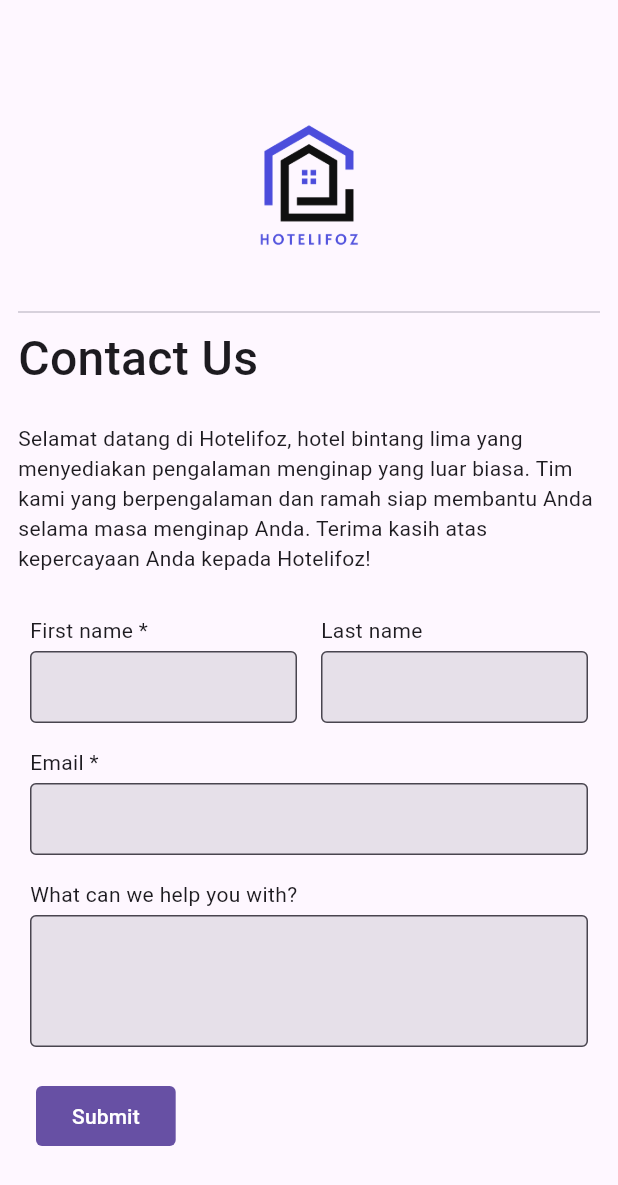
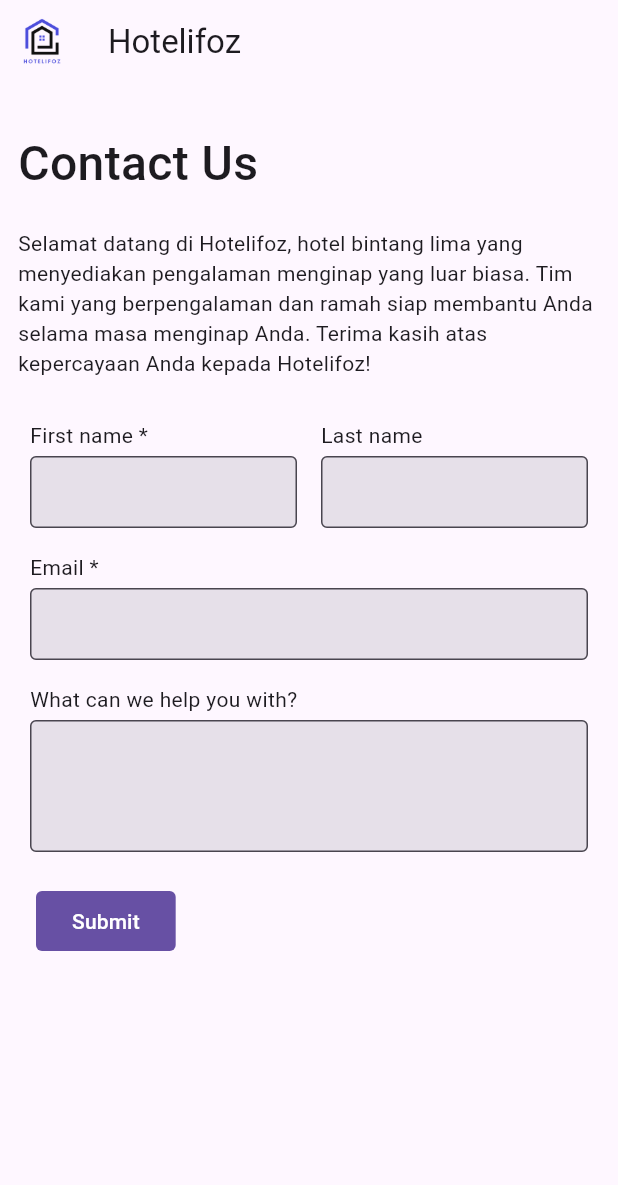
Before and after one commit to fauzan2720/flutter_Fauzan-Abdillah, a Flutter app: the screen it shows after launch, on a phone screen of 412 x 824 dp. Shown: the top 1185 px of the screen. Run offline on Flutter 3.47's test engine with Material 2 defaults, Android fonts, the phone set to English and light mode, and no system bars.

Commit message:
complete code competence 1

```diff
--- /dev/null
+++ b/weekly1/project/lib/core/extensions/double_ext.dart
@@ -0,0 +1,7 @@
+import 'package:flutter/material.dart';
+
+extension DoubleExt on double {
+  SizedBox get width => SizedBox(width: this);
+
+  SizedBox get height => SizedBox(height: this);
+}
--- a/weekly1/project/lib/presentation/pages/contact_page.dart
+++ b/weekly1/project/lib/presentation/pages/contact_page.dart
@@ -1,4 +1,5 @@
 import 'package:flutter/material.dart';
+import 'package:project/core/extensions/double_ext.dart';
 import 'package:project/core/extensions/font_weight_ext.dart';
 import 'package:project/core/extensions/form_validator_ext.dart';
 import 'package:project/core/themes/images.dart';
@@ -19,23 +20,19 @@ class ContactPage extends StatelessWidget {
     final TextEditingController messageController = TextEditingController();
 
     return Scaffold(
+      appBar: AppBar(
+        title: const Text("Hotelifoz"),
+        leading: Image.asset(AppImages.logo),
+      ),
       body: SingleChildScrollView(
         padding: const EdgeInsets.symmetric(horizontal: 12.0),
         child: Form(
           key: formKey,
           child: Column(
             crossAxisAlignment: CrossAxisAlignment.start,
+            mainAxisAlignment: MainAxisAlignment.center,
             children: [
-              const SizedBox(
-                height: 50.0,
-              ),
-              Center(
-                child: Image.asset(
-                  AppImages.logo,
-                  width: 150.0,
-                ),
-              ),
-              const Divider(),
+              30.0.height,
               const Text(
                 "Contact Us",
                 style: TextStyle(
@@ -43,15 +40,11 @@ class ContactPage extends StatelessWidget {
                   fontWeight: FontWeightExt.medium,
                 ),
               ),
-              const SizedBox(
-                height: 20.0,
-              ),
+              20.0.height,
               const Text(
                 "Selamat datang di Hotelifoz, hotel bintang lima yang menyediakan pengalaman menginap yang luar biasa. Tim kami yang berpengalaman dan ramah siap membantu Anda selama masa menginap Anda. Terima kasih atas kepercayaan Anda kepada Hotelifoz!",
               ),
-              const SizedBox(
-                height: 20.0,
-              ),
+              20.0.height,
               Row(
                 crossAxisAlignment: CrossAxisAlignment.start,
                 children: [
@@ -104,9 +97,7 @@ class ContactPage extends StatelessWidget {
                   return null;
                 },
               ),
-              const SizedBox(
-                height: 10.0,
-              ),
+              10.0.height,
               FozFormButton(
                 label: "Submit",
                 onPressed: () async {
@@ -140,9 +131,7 @@ class ContactPage extends StatelessWidget {
                   }
                 },
               ),
-              const SizedBox(
-                height: 30.0,
-              ),
+              30.0.height,
             ],
           ),
         ),
```
Also changed, not shown: 2 other files.
